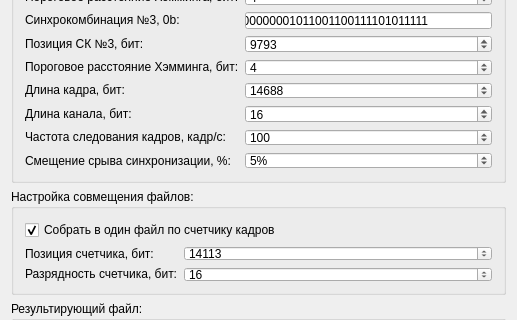
sharag/py_analis, file formTMI/mainwindow.ui: the form before one commit; both pictures show x 0 to 517 and y 292 to 612 of the 517 by 714 pixel window.
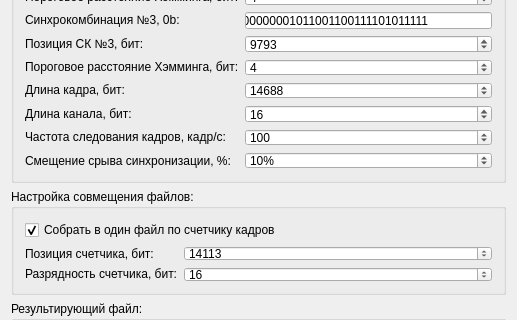
The form after the commit.

```diff
--- a/formTMI/mainwindow.ui
+++ b/formTMI/mainwindow.ui
@@ -480,7 +480,7 @@
                 <number>1</number>
                </property>
                <property name="value">
-                <number>5</number>
+                <number>10</number>
                </property>
               </widget>
              </item>
```
Left out of the diff: 132 changed lines with no effect on the pictures.
